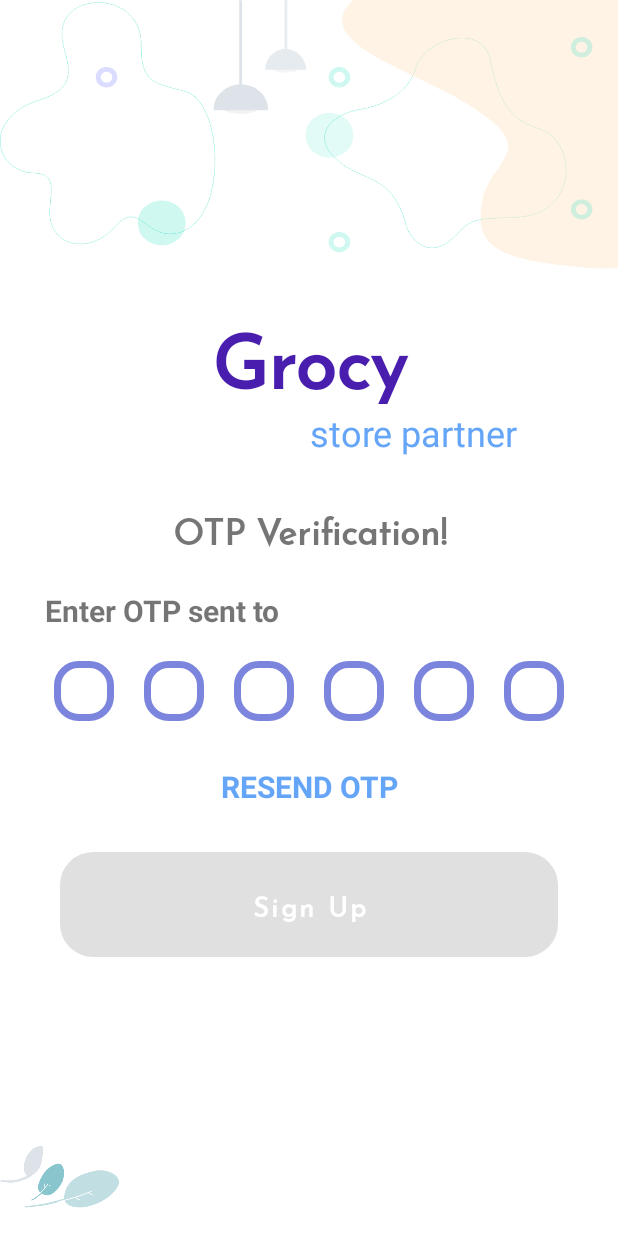
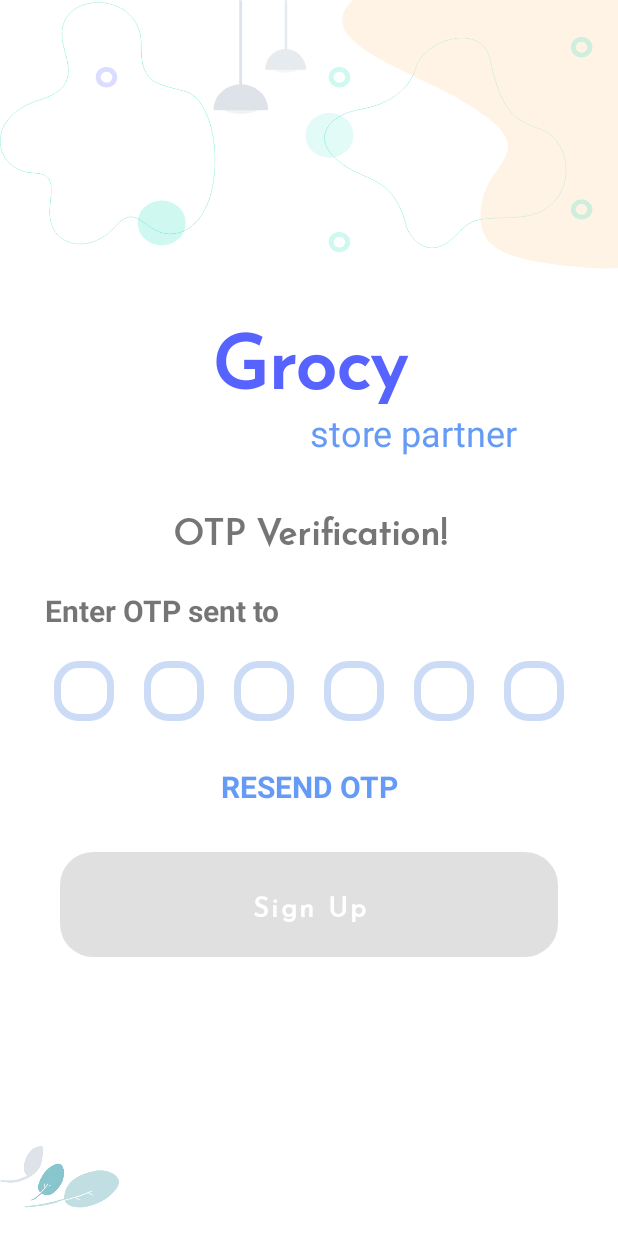
Before and after one commit to prashant282/GrocyBusiness, an Android app: the OtpActivity screen opened directly, with no data from a screen before it, on a phone screen of 412 x 824 dp. Run offline under Robolectric (Android 15) with nearby library versions, the phone set to English and light mode, and no system bars; our stand-ins replace Firebase (no records; nobody signed in at launch, a user with empty details on screens opened directly).

Commit message:
Merge with t_yadav

```diff
--- a/app/src/main/res/drawable-mdpi/round_corner.xml
+++ b/app/src/main/res/drawable-mdpi/round_corner.xml
@@ -10,7 +10,7 @@
                 android:startColor="#FFFFFF" />
             <stroke
                 android:width="7px"
-                android:color="#7C85DD" />
+                android:color="#CCDCF6" />
         </shape>
     </item>
 
--- a/app/src/main/res/layout/fragment_shop_basic_register.xml
+++ b/app/src/main/res/layout/fragment_shop_basic_register.xml
@@ -4,7 +4,7 @@
     android:layout_width="match_parent"
     android:layout_height="match_parent"
     android:orientation="vertical"
-    tools:context=".activities.fragments.ShopBasicRegisterFragment">
+    tools:context=".fragments.ShopBasicRegisterFragment">
 
     <com.google.android.material.textfield.TextInputEditText
         android:id="@+id/reg_shopName"
--- a/app/src/main/res/layout/fragment_shop_documents_upload.xml
+++ b/app/src/main/res/layout/fragment_shop_documents_upload.xml
@@ -4,6 +4,6 @@
     android:layout_width="match_parent"
     android:layout_height="match_parent"
     android:orientation="vertical"
-    tools:context=".activities.fragments.ShopDocumentsUploadFragment">
+    tools:context=".fragments.ShopDocumentsUploadFragment">
 
 </LinearLayout>
--- a/app/src/main/res/values/colors.xml
+++ b/app/src/main/res/values/colors.xml
@@ -1,7 +1,7 @@
 <?xml version="1.0" encoding="utf-8"?>
 <resources>
-    <color name="colorPrimary">#491DAE</color>
+    <color name="colorPrimary">#5663FF</color>
     <color name="colorPrimaryDark">#42A5F5</color>
     <color name="colorAccent">#03DAC5</color>
-    <color name="colorHeading">#65A5F8</color>
+    <color name="colorHeading">#659BF6</color>
 </resources>
```
Also changed, not shown: app/src/main/java/com/example/user/grocybusiness/fragments/ShopBasicRegisterFragment.java (renamed from app/src/main/java/com/example/user/grocybusiness/activities/fragments/ShopDocumentsUploadFragment.java, +6 -8 lines), app/src/main/java/com/example/user/grocybusiness/fragments/ShopDocumentsUploadFragment.java (renamed from app/src/main/java/com/example/user/grocybusiness/activities/fragments/ShopBasicRegisterFragment.java, +7 -7 lines).
